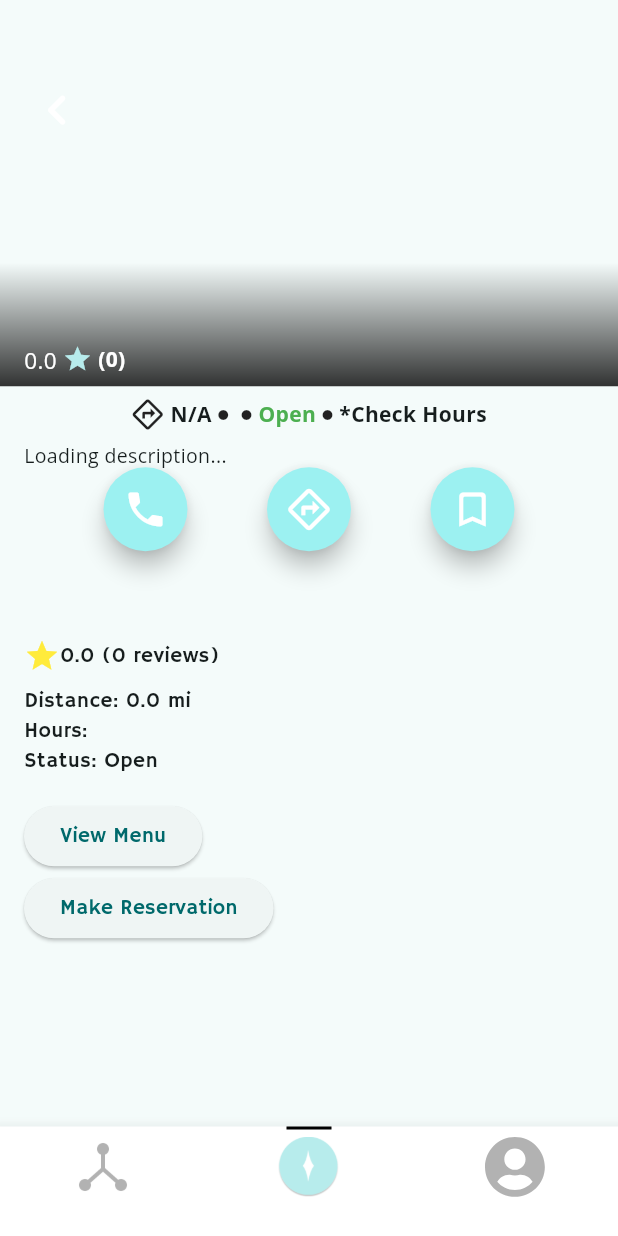
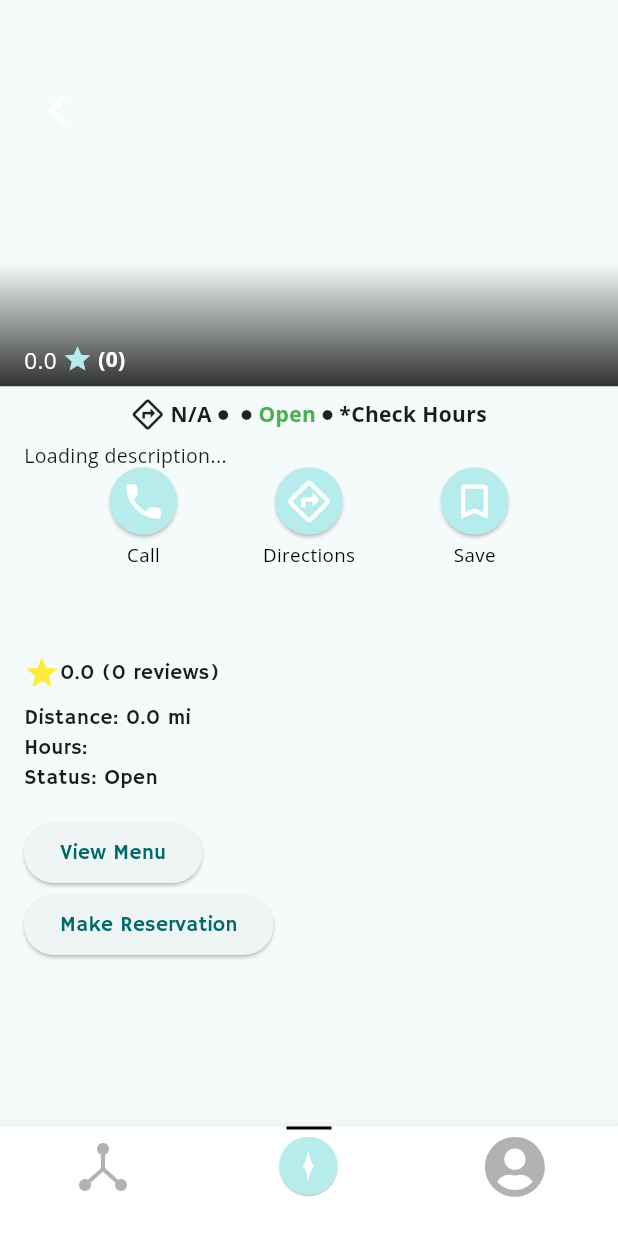
Before and after one commit to biwagner2/Blink, a Flutter app: the RestaurantDetailsPage screen opened directly with empty values, on a phone screen of 412 x 824 dp. Run offline on Flutter 3.47's test engine with Material 3 defaults, Android fonts, the phone set to English and light mode, and no system bars; drawn by our look-alikes of carousel_slider; our stand-ins replace cached_network_image, flutter_card_swiper, flutter_dotenv, flutter_svg, font_awesome_flutter, geolocator and 6 more; missing offline and left inert: google_directions_api, map_launcher, supabase_auth_ui, syncfusion_flutter_core; accounts and stored records are empty; network calls fail; statements that could not run were skipped.

Commit message:
Finished styling the three blue buttons. Debugging the functionality right now.

```diff
--- a/lib/pages/decision_making/Categories/Restaurants/suggest/RestaurantDetailsPage.dart
+++ b/lib/pages/decision_making/Categories/Restaurants/suggest/RestaurantDetailsPage.dart
@@ -3,6 +3,7 @@ import 'package:blink_v1/navigation/customNavBar.dart';
 import 'package:blink_v1/pages/decision_making/category_selection.dart';
 import 'package:blink_v1/pages/friends/friendHub.dart';
 import 'package:blink_v1/pages/profile/profilePage.dart';
+import 'package:blink_v1/utility/labeledIconButton.dart';
 import 'package:cached_network_image/cached_network_image.dart';
 import 'package:carousel_slider/carousel_slider.dart';
 import 'package:flutter/material.dart';
@@ -34,6 +35,26 @@ class _RestaurantDetailsPageState extends State<RestaurantDetailsPage> {
     setState(() {
       _description = description;
     });
+  }
+
+  Future<void> _handleCallPress() async {
+    final success = await widget.restaurant.makePhoneCall();
+    if (!mounted) return;
+    if (!success) {
+      ScaffoldMessenger.of(context).showSnackBar(
+        const SnackBar(content: Text('Could not launch phone call')),
+      );
+    }
+  }
+
+  Future<void> _handleDirectionsPress() async {
+    final success = await widget.restaurant.openDirections();
+    if (!mounted) return;
+    if (!success) {
+      ScaffoldMessenger.of(context).showSnackBar(
+        const SnackBar(content: Text('Could not open directions')),
+      );
+    }
   }
 
   void _onItemTapped(int index) {
@@ -112,6 +133,7 @@ class _RestaurantDetailsPageState extends State<RestaurantDetailsPage> {
                     top: screenHeight/18,
                     left: screenWidth/40,
                     child: FloatingActionButton(
+                      heroTag: 'backButton',
                       elevation: 0,
                       onPressed: () => Navigator.pop(context),
                       backgroundColor: Colors.transparent,
@@ -249,25 +271,24 @@ class _RestaurantDetailsPageState extends State<RestaurantDetailsPage> {
                 child: Row(
                   mainAxisAlignment: MainAxisAlignment.spaceEvenly,
                   children: [
-                    FloatingActionButton(onPressed: () {
-                      // Implement menu opening logic here
-                    },
-                    shape: const CircleBorder(),
-                    child: const Icon(Icons.phone, color: Colors.white, size: 30,),
+                    LabeledIconButton(
+                      onPressed: _handleCallPress,
+                      icon: Icons.phone,
+                      label: 'Call',
                     ),
-                    FloatingActionButton(onPressed: () {
-                      // Implement menu opening logic here
-                    },
-                    shape: const CircleBorder(),
-                    child: const Icon(Icons.directions_outlined, color: Colors.white, size: 30,),
+                    LabeledIconButton(
+                      onPressed: _handleDirectionsPress,
+                      icon: Icons.directions_outlined,
+                      label: 'Directions',
                     ),
-                    FloatingActionButton(onPressed: () {
-                      // Implement menu opening logic here
-                    },
-                    shape: const CircleBorder(),
-                    child: const Icon(Icons.bookmark_border_rounded, color: Colors.white, size: 30,),
+                    LabeledIconButton(
+                      onPressed: () {
+                        // Implement save logic here
+                      },
+                      icon: Icons.bookmark_border_rounded,
+                      label: 'Save',
                     ),
-                  ]
+                  ],
                 ),
               ),
               Padding(
--- /dev/null
+++ b/lib/utility/labeledIconButton.dart
@@ -0,0 +1,53 @@
+import 'package:flutter/material.dart';
+
+class LabeledIconButton extends StatelessWidget {
+  final VoidCallback onPressed;
+  final IconData icon;
+  final String label;
+  final double buttonSize;
+  final double iconSize;
+
+  const LabeledIconButton({
+    super.key,
+    required this.onPressed,
+    required this.icon,
+    required this.label,
+    this.buttonSize = 45, // Default size, adjust as needed
+    this.iconSize = 30, // Default icon size, adjust as needed
+  });
+
+  @override
+  Widget build(BuildContext context) {
+    final screenHeight = MediaQuery.of(context).size.height;
+    return Column(
+      mainAxisSize: MainAxisSize.min,
+      mainAxisAlignment: MainAxisAlignment.center,
+      children: [
+        Container(
+          constraints: BoxConstraints.tightFor(
+            width: buttonSize,
+            height: buttonSize,
+          ),
+          child: FloatingActionButton(
+            heroTag: label,
+            onPressed: onPressed,
+            backgroundColor: const Color.fromARGB(255, 183, 236, 236),
+            elevation: 1,
+            shape: const CircleBorder(),
+            child: Icon(icon, color: Colors.white, size: iconSize),
+          ),
+        ),
+        SizedBox(height: screenHeight / 200),
+        Text(
+          label,
+          style: const TextStyle(
+            fontSize: 12.5,
+            fontWeight: FontWeight.w500,
+            color: Colors.black,
+            fontFamily: 'OpenSans',
+          ),
+        ),
+      ],
+    );
+  }
+}
--- a/pubspec.yaml
+++ b/pubspec.yaml
@@ -41,7 +41,7 @@ dependencies:
   flutter_svg: ^2.0.10+1
   lottie: ^3.0.0
   supabase_auth_ui: ^0.4.4
-  url_launcher: ^6.2.6
+  url_launcher: ^6.3.0
   shared_preferences: ^2.2.3
   syncfusion_flutter_sliders: ^26.1.35
   syncfusion_flutter_core: ^26.1.35
@@ -56,6 +56,7 @@ dependencies:
   carousel_slider: ^4.2.1
   auto_size_text: ^3.0.0
   intl: ^0.19.0
+  map_launcher: ^3.3.1
 
 dev_dependencies:
   flutter_test:
```
Also changed, not shown: lib/models/categories/Restaurant.dart (+49 -1 lines), pubspec.lock, 2 other files.
